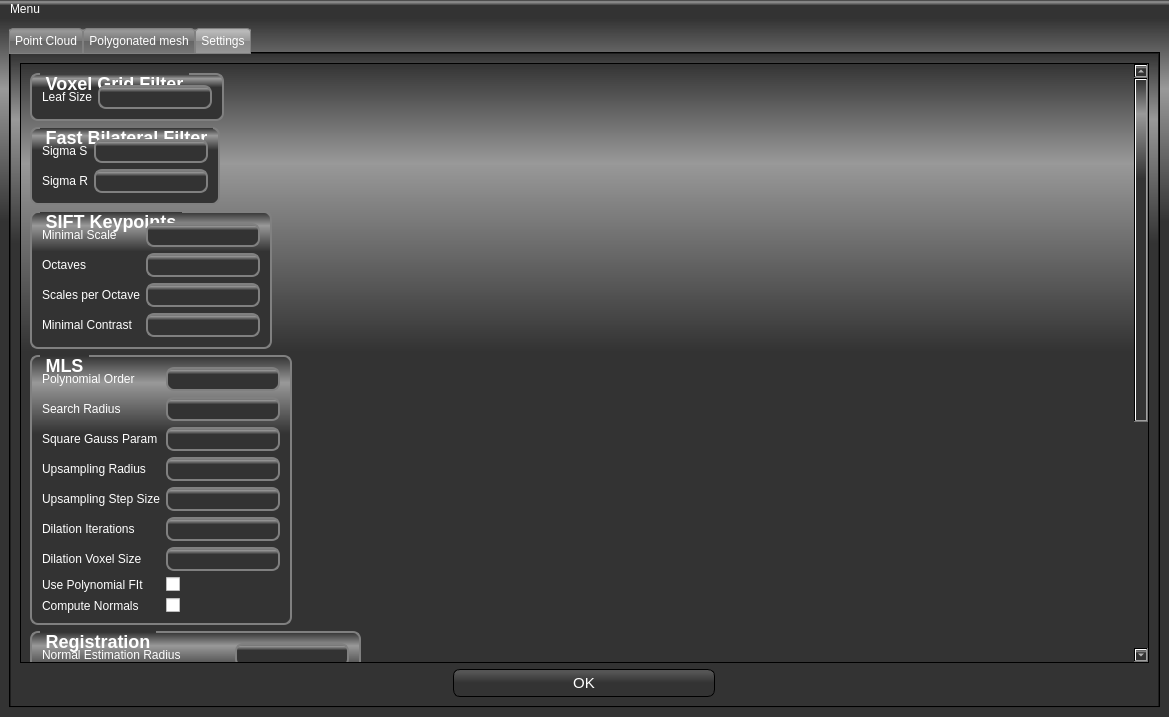
First picture: the form in src/application.ui, repository sknot-rh/RoomScanner, before the edit.
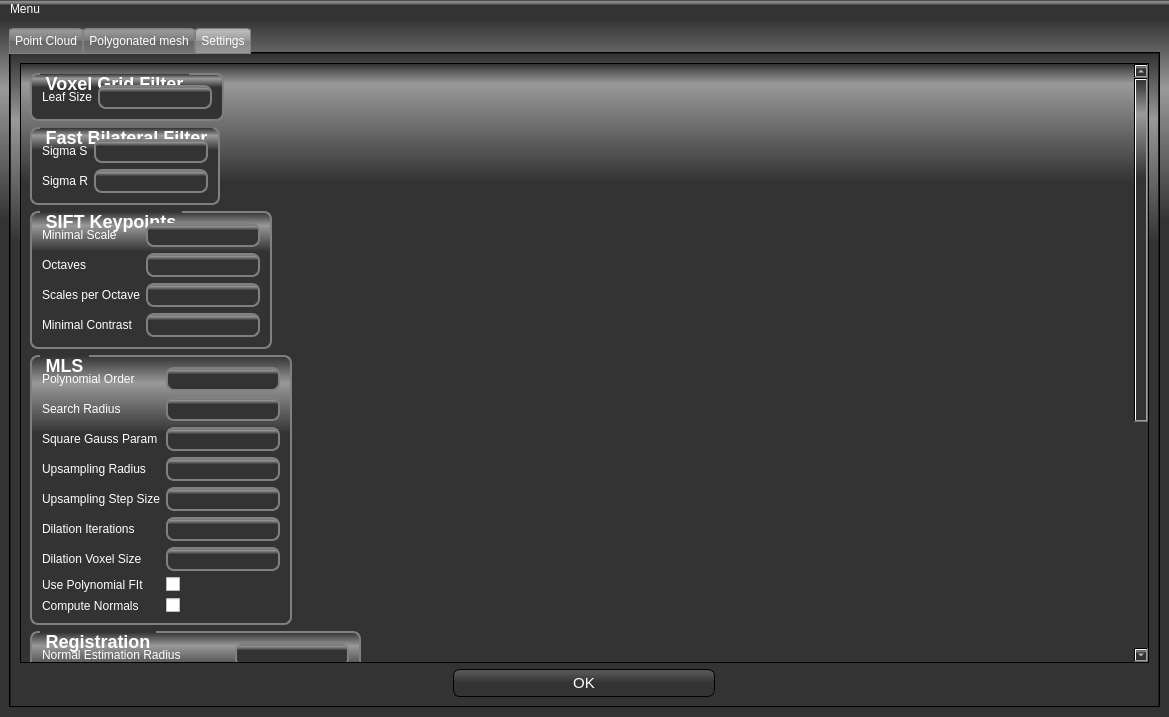
Second picture: the form after the edit. The open tabs and pages were chosen to show the change. Custom widgets are drawn as their Qt base class.

Commit message: remove mesh smoothing & minor gui improvement

Patch:
```diff
--- a/src/application.ui
+++ b/src/application.ui
@@ -51,7 +51,12 @@
 QLabel{
 color:white;
 background: none !important;
-}</string>
+}
+
+#scrollAreaWidgetContents{
+background-color: QLinearGradient( x1: 0, y1: 0, x2: 0, y2: 1, stop: 0 #333 stop: 0.02 #999, stop: 0.12 #333, stop: 0.39 #333, stop: 1 #333);
+}
+</string>
   </property>
   <widget class="QWidget" name="centralwidget">
    <layout class="QHBoxLayout" name="horizontalLayout_3">
@@ -265,6 +270,12 @@
 }
 </string>
           </property>
+          <property name="frameShape">
+           <enum>QFrame::StyledPanel</enum>
+          </property>
+          <property name="frameShadow">
+           <enum>QFrame::Sunken</enum>
+          </property>
           <property name="verticalScrollBarPolicy">
            <enum>Qt::ScrollBarAlwaysOn</enum>
           </property>
@@ -280,6 +291,9 @@
              <height>1276</height>
             </rect>
            </property>
+           <property name="styleSheet">
+            <string notr="true"/>
+           </property>
            <layout class="QFormLayout" name="formLayout">
             <item row="1" column="0">
              <widget class="QGroupBox" name="groupBox_9">
```
Left out of the diff: 9 changed lines with no effect on the pictures. The commit also changes 2 other files.
